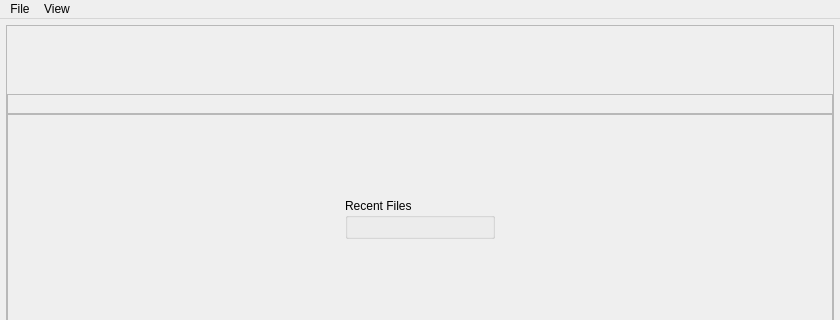
This is src/ui/ui-files/MainWindow.ui in XROMMPackages/xmalab as Qt 5 draws it before an edit; both pictures show x 0 to 840 and y 0 to 320 of the 840 by 978 pixel window. The edited form follows.
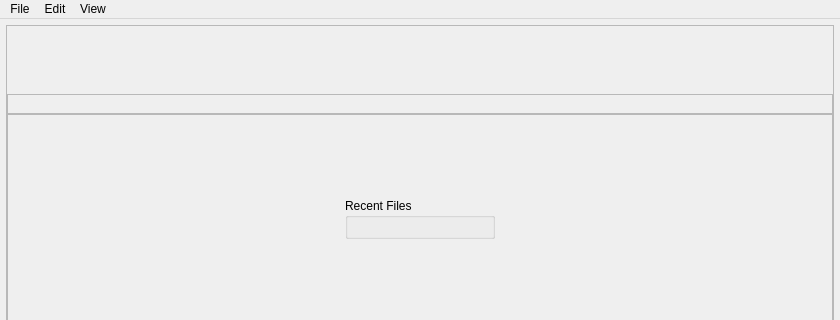
This is the edited form. Icons and pictures are not drawn.

```diff
--- a/src/ui/ui-files/MainWindow.ui
+++ b/src/ui/ui-files/MainWindow.ui
@@ -382,7 +382,14 @@
     <addaction name="action3D_world_view"/>
     <addaction name="actionProject_Metadata"/>
    </widget>
+   <widget class="QMenu" name="menuEdit">
+    <property name="title">
+     <string>Edit</string>
+    </property>
+    <addaction name="actionUndo"/>
+   </widget>
    <addaction name="menuFile"/>
+   <addaction name="menuEdit"/>
    <addaction name="menuView"/>
   </widget>
   <widget class="QStatusBar" name="statusbar"/>
```
Left out of the diff: 11 changed lines with no effect on the pictures.
